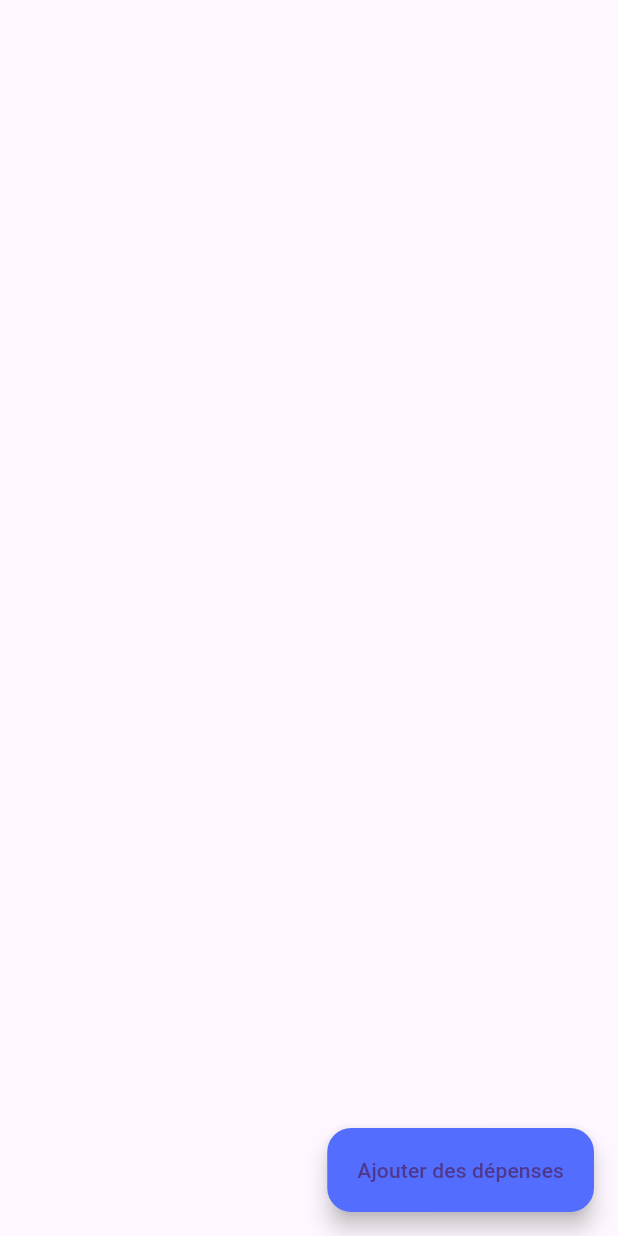
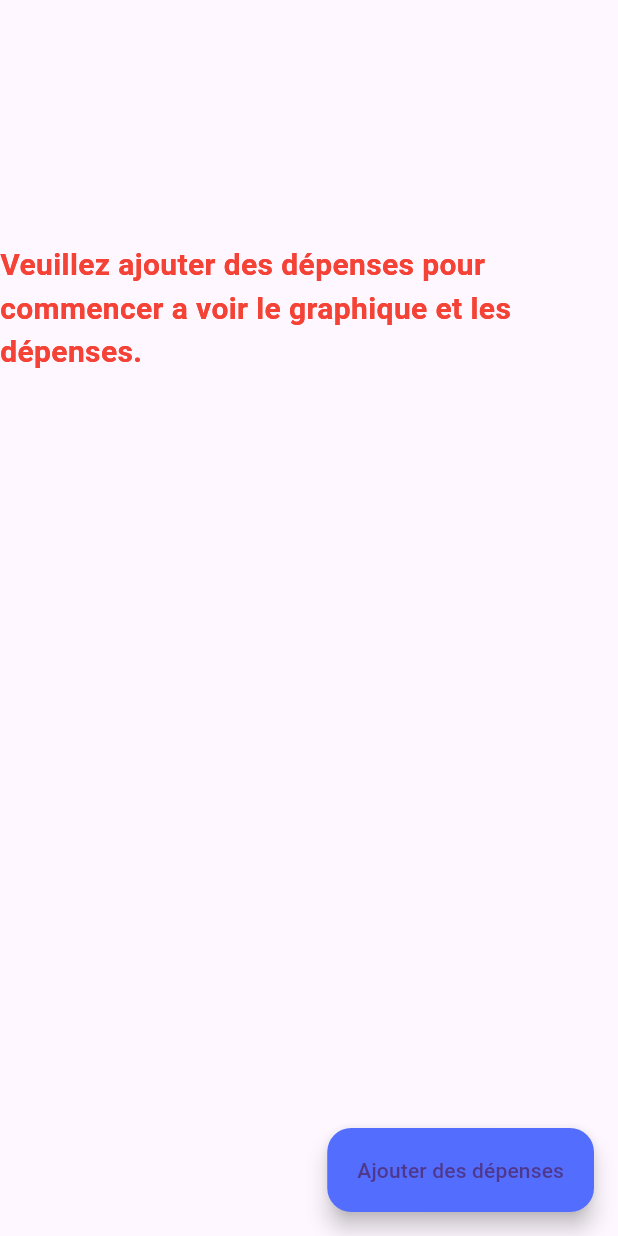
Before and after one commit to mdeport/budget_app, a Flutter app: the DepensePage screen opened directly, on a phone screen of 412 x 824 dp. Run offline on Flutter 3.47's test engine with Material 3 defaults, Android fonts, the phone set to English and light mode, and no system bars; our stand-ins replace cloud_firestore, firebase_auth, firebase_core, font_awesome_flutter, google_fonts, syncfusion_flutter_charts; accounts and stored records are empty.

Commit message:
ajout de la liste a la suite du graphique

```diff
--- a/lib/pages/page-contenue-app/page-budget/page-budget-principal.dart
+++ b/lib/pages/page-contenue-app/page-budget/page-budget-principal.dart
@@ -163,11 +163,12 @@ class DepensePage extends StatelessWidget {
       body: Column(
         crossAxisAlignment: CrossAxisAlignment.stretch,
         children: [
-          FutureBuilder<List<ChartData>>(
+          Expanded(
+            child: FutureBuilder<List<ChartData>>(
               future: fetchChartDataFromFirestore(),
               builder: (context, snapshot) {
                 if (snapshot.connectionState == ConnectionState.waiting) {
-                return Center(
+                  return const Center(
                     child: CircularProgressIndicator(),
                   );
                 } else if (snapshot.hasError) {
@@ -176,19 +177,99 @@ class DepensePage extends StatelessWidget {
                   );
                 } else {
                   List<ChartData>? chartDataList = snapshot.data;
-                return SfCircularChart(
+                  double totalValue = calculateTotalValue(chartDataList!);
+                  return Stack(
+                    children: [
+                      if (chartDataList.isEmpty)
+                        const Center(
+                          child: Text(
+                            'Veuillez ajouter des dépenses pour commencer a voir le graphique et les dépenses.',
+                            style: TextStyle(
+                                color: Colors.red,
+                                fontWeight: FontWeight.bold,
+                                fontSize: 20),
+                          ),
+                        )
+                      else
+                        Center(
+                          child: SfCircularChart(
                             series: <CircularSeries>[
-                    PieSeries<ChartData, String>(
-                      dataSource: chartDataList!,
+                              DoughnutSeries<ChartData, String>(
+                                dataSource: chartDataList,
                                 xValueMapper: (ChartData data, _) => data.x,
                                 yValueMapper: (ChartData data, _) => data.y,
                                 dataLabelSettings:
                                     const DataLabelSettings(isVisible: true),
+                                innerRadius: '50%',
                               )
+                            ],
+                          ),
+                        ),
+                      if (chartDataList.isEmpty)
+                        const Center(
+                          child: Text(
+                            'Veuillez ajouter des dépenses pour commencer a voir le graphique et les dépenses.',
+                            style: TextStyle(
+                                color: Colors.red,
+                                fontWeight: FontWeight.bold,
+                                fontSize: 20),
+                          ),
+                        )
+                      else
+                        Center(
+                          child: Text(
+                            '$totalValue',
+                            style: const TextStyle(
+                              fontSize: 20,
+                              fontWeight: FontWeight.bold,
+                            ),
+                          ),
+                        ),
                     ],
                   );
                 }
               },
+            ),
+          ),
+          Expanded(
+            child: SizedBox(
+              child: FutureBuilder<List<RechercheDepense>>(
+                future: fetchExpensesFromFirestore(),
+                builder: (context, snapshot) {
+                  if (snapshot.connectionState == ConnectionState.waiting) {
+                    return const Center(
+                      child: CircularProgressIndicator(),
+                    );
+                  } else if (snapshot.hasError) {
+                    return Center(
+                      child: Text('Erreur: ${snapshot.error}'),
+                    );
+                  } else {
+                    List<RechercheDepense>? listDepense = snapshot.data;
+                    return ListView.builder(
+                      itemCount: listDepense!.length,
+                      itemBuilder: (context, index) {
+                        RechercheDepense expense = listDepense[index];
+                        return ListTile(
+                          leading: Icon(Icons.money),
+                          title: Text(expense.nom_depense),
+                          trailing: SizedBox(
+                            width: 100,
+                            child: TextFormField(
+                              initialValue: expense.prix.toString(),
+                              onChanged: (newValue) {
+                                // Mettre à jour la valeur dans la base de données
+                                // ou dans une liste temporaire selon vos besoins
+                              },
+                            ),
+                          ),
+                        );
+                      },
+                    );
+                  }
+                },
+              ),
+            ),
           ),
         ],
       ),
@@ -203,6 +284,14 @@ class DepensePage extends StatelessWidget {
         backgroundColor: Colors.indigoAccent,
       ),
     );
+  }
+
+  double calculateTotalValue(List<ChartData> data) {
+    double total = 0;
+    for (var item in data) {
+      total += item.y;
+    }
+    return total;
   }
 }
 
```
Also changed, not shown: lib/base-de-donnees/page-depense-controlleur.dart (+43 -5 lines). Lines whose indentation alone changed are shown as unchanged.
